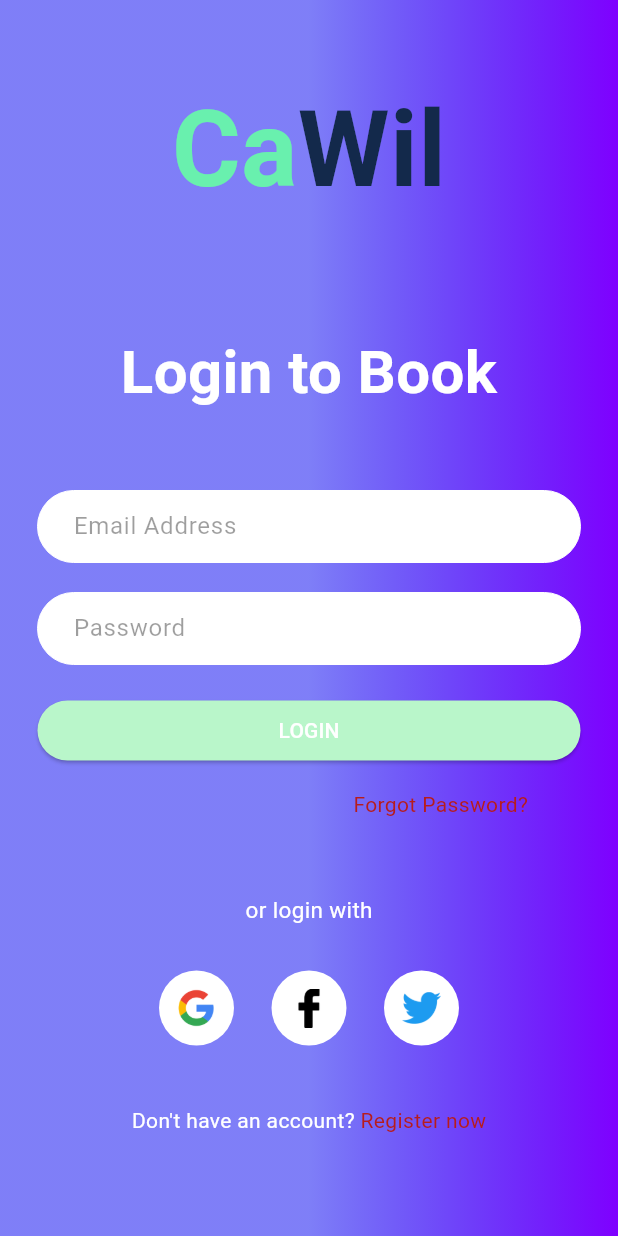
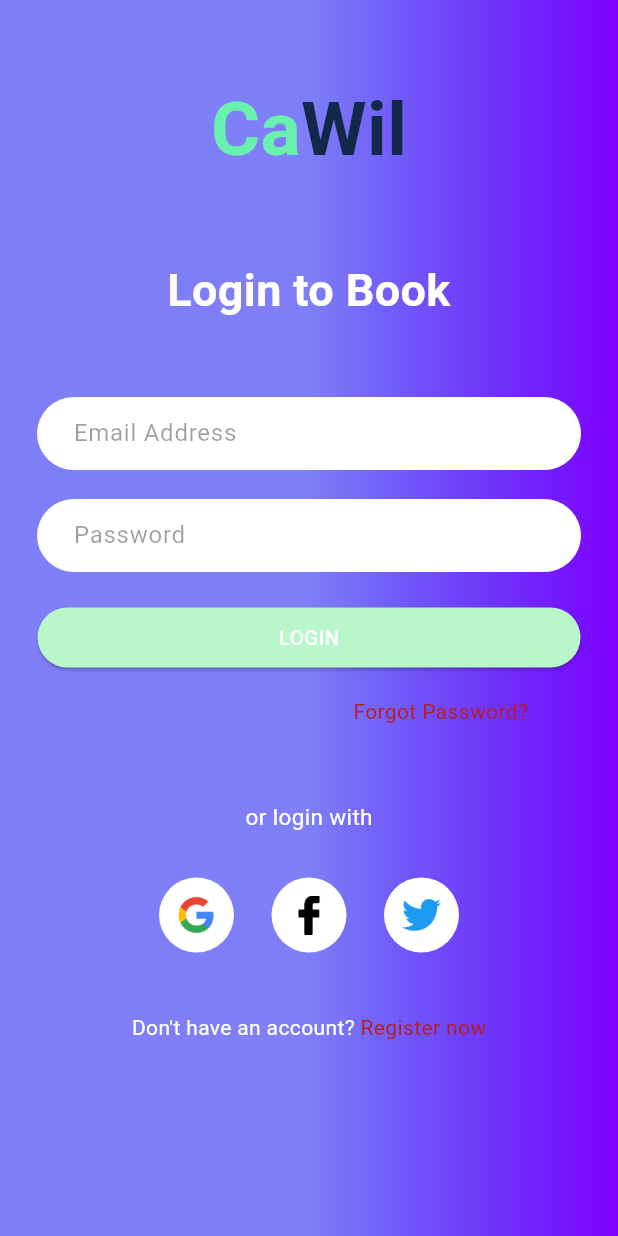
Before and after one commit to Khaleb165/cawil, a Flutter app: the LoginScreen screen opened directly, on a phone screen of 412 x 824 dp. Run offline on Flutter 3.47's test engine with Material 3 defaults, Android fonts, the phone set to English and light mode, and no system bars; our stand-ins replace cloud_firestore, dotted_line, firebase_auth, firebase_core, firebase_storage, flutter_custom_clippers and 3 more; accounts and stored records are empty.

Commit message:
make UI changes to the login screen

```diff
--- a/lib/screens/auth_screens/login.dart
+++ b/lib/screens/auth_screens/login.dart
@@ -55,7 +55,7 @@ class _LoginScreenState extends State<LoginScreen> {
   Widget build(BuildContext context) {
     return Scaffold(
       body: Container(
-        padding: EdgeInsets.symmetric(horizontal: 25),
+        padding: EdgeInsets.symmetric(horizontal: 25, vertical: 50),
         height: double.infinity,
         decoration: BoxDecoration(
           gradient: LinearGradient(
@@ -67,15 +67,14 @@ class _LoginScreenState extends State<LoginScreen> {
           child: Column(
             crossAxisAlignment: CrossAxisAlignment.stretch,
             children: [
+              AppName(fontSize: 50),
               SizedBox(height: 50),
-              AppName(fontSize: 70),
-              SizedBox(height: 70),
               Text(
                 'Login to Book',
                 textAlign: TextAlign.center,
                 style: TextStyle(
                   color: Colors.white,
-                  fontSize: 40,
+                  fontSize: 30,
                   fontWeight: FontWeight.bold,
                 ),
               ),
```
